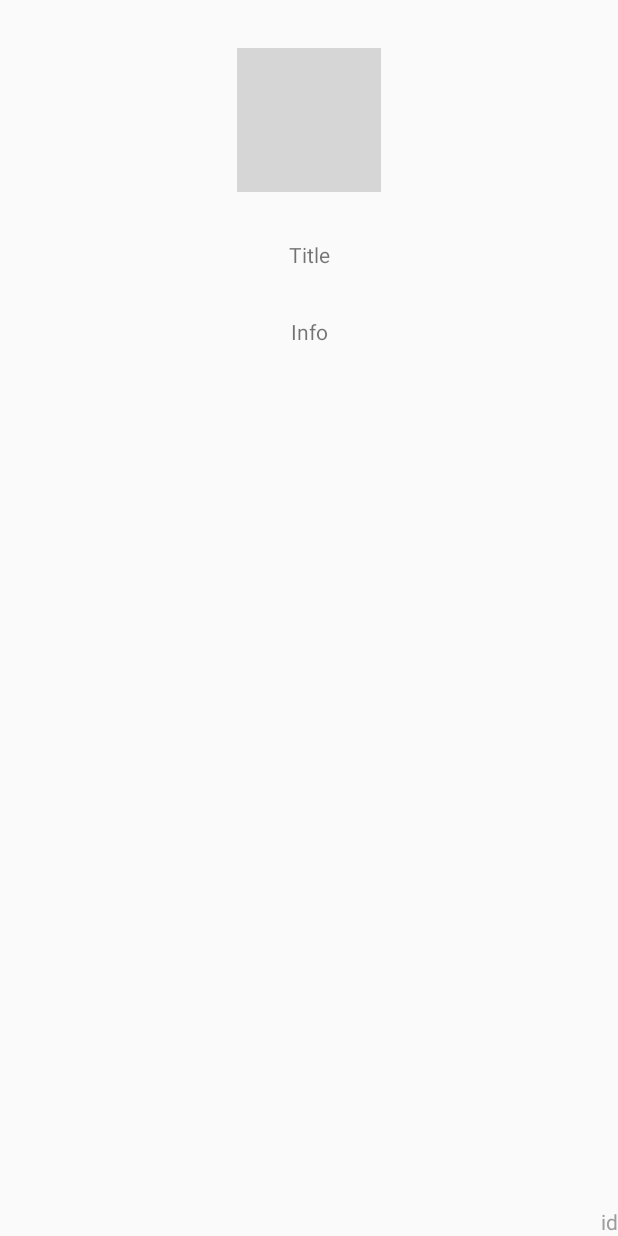
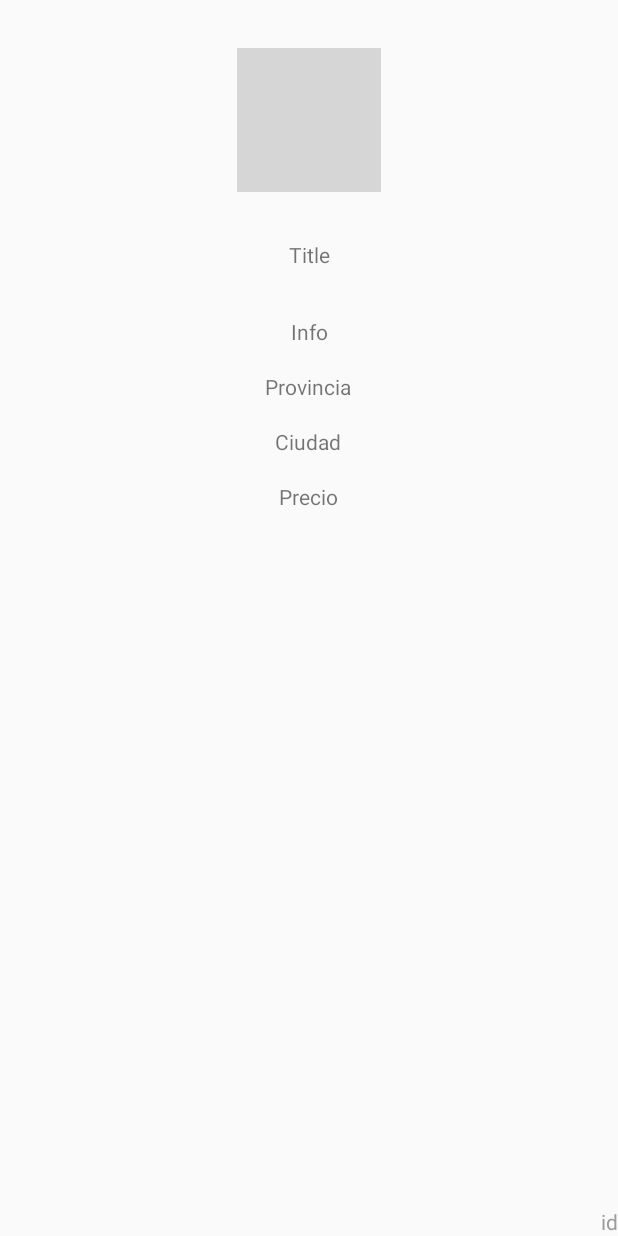
Before and after one commit to isunican/App-CarChargers-Grupo1, an Android app: the layout activity_details_view.xml on its own in the app's theme, with its tools: preview values and no code run, on a phone screen of 412 x 824 dp. Run offline under Robolectric (Android 15) with nearby library versions, the phone set to English and light mode, and no system bars; network calls fail; grey boxes are pictures that could not be loaded.

Commit message:
Mostrar info v1 Samu

```diff
--- a/AndroidProject/app/src/main/java/es/unican/carchargers/model/Operator.java
+++ b/AndroidProject/app/src/main/java/es/unican/carchargers/model/Operator.java
@@ -17,4 +17,8 @@ public class Operator {
     @SerializedName("Title")            public String title;
     @SerializedName("WebsiteURL")       public String website;
     @SerializedName("Comments")         public String comments;
+
+
+
+
 }
--- a/AndroidProject/app/src/main/res/layout/activity_details_view.xml
+++ b/AndroidProject/app/src/main/res/layout/activity_details_view.xml
@@ -44,4 +44,40 @@
         app:layout_constraintBottom_toBottomOf="parent"
         app:layout_constraintEnd_toEndOf="parent"
         tools:text="id" />
+
+    <TextView
+        android:id="@+id/tvProvincia"
+        android:layout_width="wrap_content"
+        android:layout_height="wrap_content"
+        android:layout_marginStart="176dp"
+        android:layout_marginTop="17dp"
+        android:layout_marginEnd="177dp"
+        app:layout_constraintEnd_toEndOf="parent"
+        app:layout_constraintStart_toStartOf="parent"
+        app:layout_constraintTop_toBottomOf="@+id/tvInfo"
+        tools:text="Provincia" />
+
+    <TextView
+        android:id="@+id/tvPrecio"
+        android:layout_width="wrap_content"
+        android:layout_height="wrap_content"
+        android:layout_marginStart="176dp"
+        android:layout_marginTop="17dp"
+        android:layout_marginEnd="177dp"
+        android:text="Precio"
+        app:layout_constraintEnd_toEndOf="parent"
+        app:layout_constraintStart_toStartOf="parent"
+        app:layout_constraintTop_toBottomOf="@+id/tvCiudad" />
+
+    <TextView
+        android:id="@+id/tvCiudad"
+        android:layout_width="wrap_content"
+        android:layout_height="wrap_content"
+        android:layout_marginStart="176dp"
+        android:layout_marginTop="17dp"
+        android:layout_marginEnd="177dp"
+        android:text="Ciudad"
+        app:layout_constraintEnd_toEndOf="parent"
+        app:layout_constraintStart_toStartOf="parent"
+        app:layout_constraintTop_toBottomOf="@+id/tvProvincia" />
 </androidx.constraintlayout.widget.ConstraintLayout>
```
Also changed, not shown: AndroidProject/app/src/main/java/es/unican/carchargers/activities/details/DetailsView.java (+36 -2 lines).
